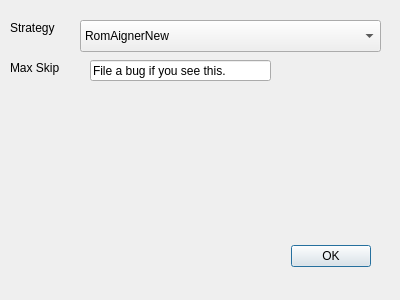
The window that romaligndialog.ui (travisgoodspeed/maskromtool) describes before a commit, drawn with Qt 5.
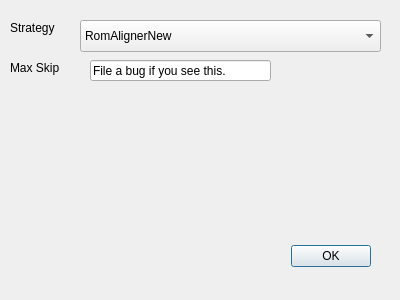
The same window after the commit.

Commit message: More fine tuning for vertical columns.

The edit to the form file:
```diff
--- a/romaligndialog.ui
+++ b/romaligndialog.ui
@@ -66,7 +66,7 @@
    </property>
    <item>
     <property name="text">
-     <string>RomAignerNew</string>
+     <string>RomAlignerNew</string>
     </property>
    </item>
   </widget>
```
The commit also changes 1 other file.
